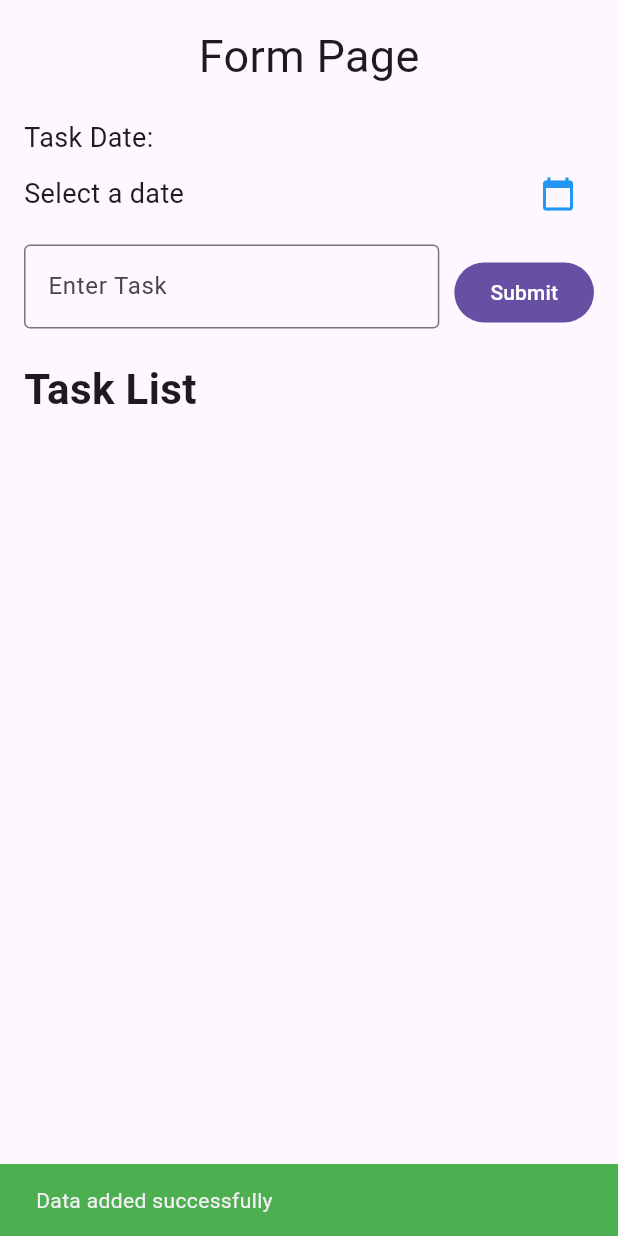
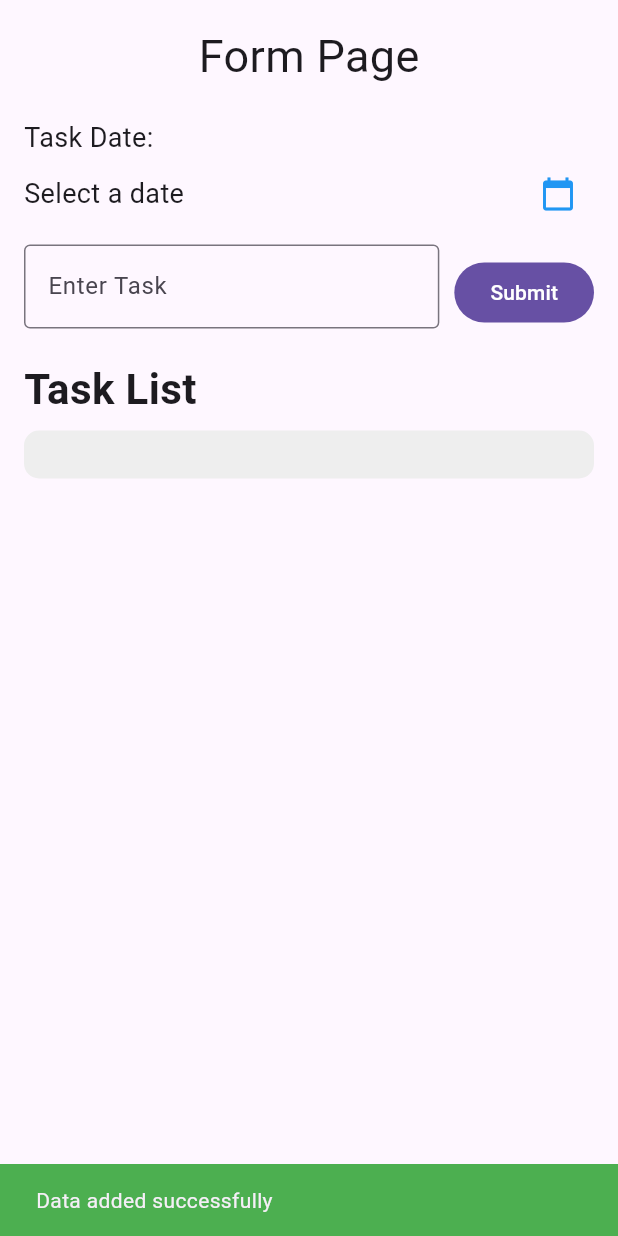
Before and after one commit to iqwa-a/TodoApp_0128, a Flutter app: the screen it shows after launch, after a tap on "Submit", on a phone screen of 412 x 824 dp. Run offline on Flutter 3.47's test engine with Material 3 defaults, Android fonts, the phone set to English and light mode, and no system bars; missing offline and left inert: dart:ffi.

Commit message:
menambahkan listview builder untuk menampilkan daftar tugas

```diff
--- a/lib/form_page.dart
+++ b/lib/form_page.dart
@@ -190,7 +190,26 @@ import 'package:intl/intl.dart';
                ),
               const SizedBox(height: 20),
                const Text('Task List',
-               style: TextStyle(fontSize: 28, fontWeight: FontWeight.bold),)
+               style: TextStyle(fontSize: 28, fontWeight: FontWeight.bold),
+               ),
+               Expanded(
+                 child: ListView.builder(
+                   itemCount: listTugas.length,
+                   itemBuilder: (context, index){
+                     return Container(
+                       decoration: BoxDecoration(
+                         color: Colors.grey[200],
+                         borderRadius: BorderRadius.circular(10),
+                       ),
+                       padding: const EdgeInsets.all(16),
+                       margin: const EdgeInsets.symmetric(vertical: 8),
+                       child: Row(
+                         mainAxisAlignment: MainAxisAlignment.spaceBetween,
+                       ),
+                     );
+                   }
+                 )
+               )
              ],
            ),
          ),
```
